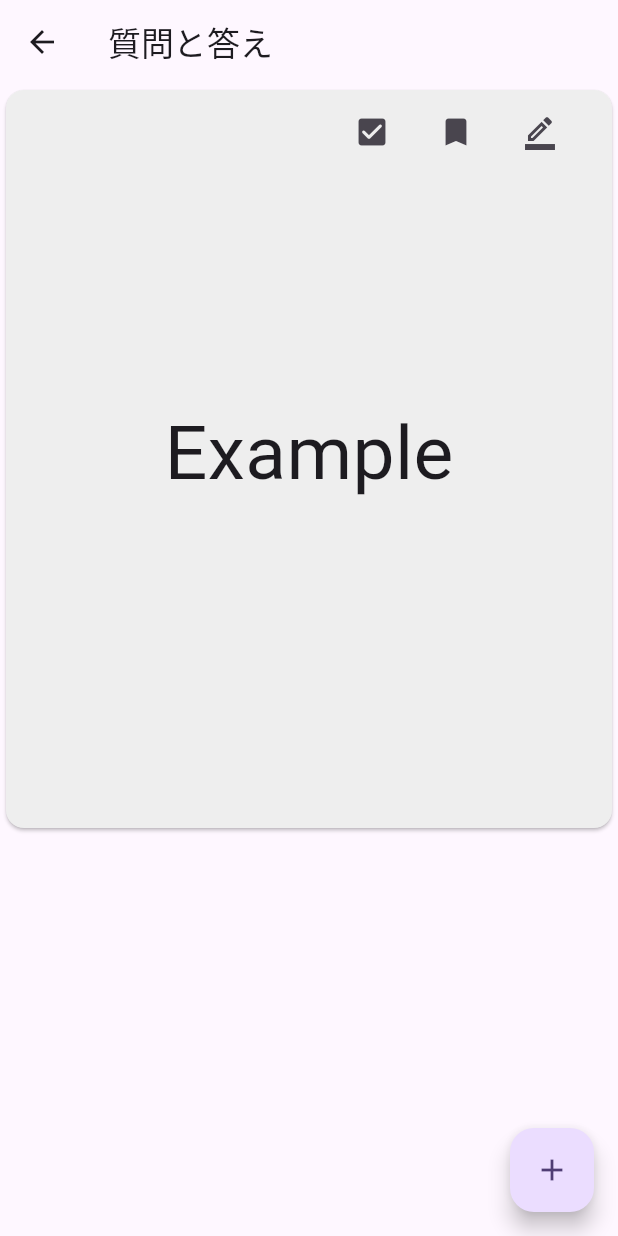
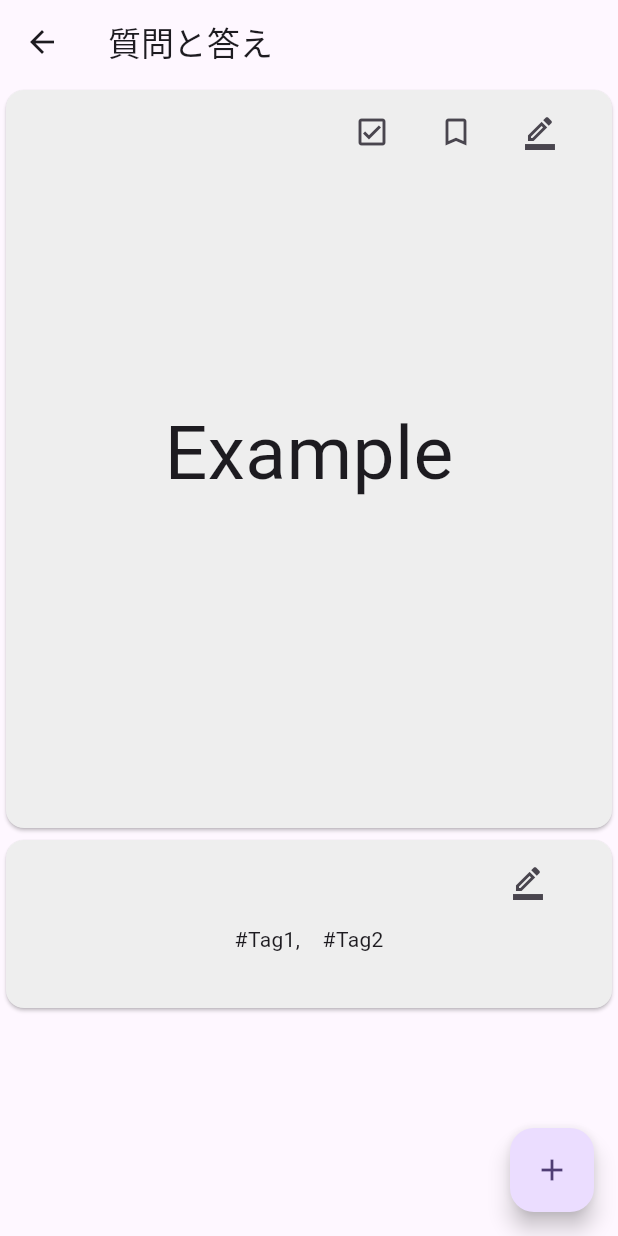
Before and after one commit to yudai-kdix/trackjobHackathon, a Flutter app: the QuestionListView screen opened by its route, after a tap on the "check box" icon, after a tap on the "bookmark outline" icon, after a tap on "Example", on a phone screen of 412 x 824 dp. Run offline on Flutter 3.47's test engine with Material 3 defaults, Android fonts, the phone set to English and light mode, and no system bars; our stand-ins replace sqflite; accounts and stored records are empty.

Commit message:
答え画面編集

```diff
--- a/lib/main.dart
+++ b/lib/main.dart
@@ -1,6 +1,5 @@
 import 'package:flutter/material.dart';
 import 'package:trackjob2024/views/question_list_view.dart';
-import 'package:trackjob2024/views/word_answer_view.dart';
 import 'package:trackjob2024/views/add_word_view.dart';
 
 void main() {
--- a/lib/views/question_list_view.dart
+++ b/lib/views/question_list_view.dart
@@ -28,7 +28,7 @@ class _QuestionListViewState extends State<QuestionListView> {
         itemCount: words.length,
         itemBuilder: (context, index) {
           Word word = words[index];
-          List<String> W = [word.term, word.definition];
+          int id = index;
           return Card(
             color: Colors.grey[200],
             child: ListTile(
@@ -67,7 +67,7 @@ class _QuestionListViewState extends State<QuestionListView> {
               ),
               onTap: () =>
                 //Navigator.pushNamed(context, '/detail', arguments: word),
-                Navigator.push(context, MaterialPageRoute(builder: (context) => WordAnswerView(checkList: List.of(W), flag1: word.judge1, flag2: word.judge2)),
+                Navigator.push(context, MaterialPageRoute(builder: (context) => WordAnswerView(checkList: id)),
               ),
             ),
           );
--- a/lib/views/word_answer_view.dart
+++ b/lib/views/word_answer_view.dart
@@ -3,35 +3,46 @@ import 'package:flutter/widgets.dart';
 import 'package:trackjob2024/models/word.dart';
 
 class WordAnswerView extends StatefulWidget {
-  final List<String> checkList;
-  final bool flag1;
-  final bool flag2;
-  const WordAnswerView({Key? key, required this.checkList, required this.flag1, required this.flag2}) : super(key: key);
+  final int checkList;
+  //final bool flag1;
+  //final bool flag2;
+  const WordAnswerView({Key? key, required this.checkList}) : super(key: key);
 
   @override
   _WordAnswerViewState createState() => _WordAnswerViewState();
 }
 
 class _WordAnswerViewState extends State<WordAnswerView> {
-  late List<String> W;
-  late bool f1;
-  late bool f2;
-  //Word word = Word(term: 'Example', definition: 'これは例です', tags: ['Tag1', 'Tag2'], judge1: true, judge2: true);
+  final List<Word> words = [
+    Word(term: 'Example', definition: 'これは例です', tags: ['Tag1', 'Tag2'], judge1: true, judge2: true),
+    Word(term: 'Example2', definition: 'これは例です', tags: ['Tag1', 'Tag2'], judge1: true, judge2: true),
+    Word(term: 'Example3', definition: 'これは例です', tags: ['Tag1', 'Tag2'], judge1: true, judge2: true),
+    Word(term: 'Example4', definition: 'これは例です', tags: ['Tag1', 'Tag2'], judge1: true, judge2: true),
+    // 他の単語データ
+  ];
+
+  late int id;
   bool ansORques = true;
 
   @override
   void initState() {
     super.initState();
-    W = widget.checkList;
-    f1 = widget.flag1;
-    f2 = widget.flag2;
+    id = widget.checkList;
+    //f1 = widget.flag1;
+    //f2 = widget.flag2;
   }
   Widget build(BuildContext context) {
+    String Term = words[id].term;
+    String Difinition = words[id].definition;
+    List <String>Tags = words[id].tags;
+
     return Scaffold(
       appBar: AppBar(
         title: const Text('質問と答え'),
       ),
-      body: SizedBox(
+      body: Column(
+        children: <Widget>[
+          SizedBox(
             height: 500,
             child: InkWell(
               onTap: () {
@@ -50,21 +61,21 @@ class _WordAnswerViewState extends State<WordAnswerView> {
                           children: [
                           IconButton(
                               icon: Icon(
-                            f1 ? Icons.check_box_outlined : Icons.check_box_rounded,
+                                words[id].judge1 ? Icons.check_box_outlined : Icons.check_box_rounded,
                                 ),
                               onPressed: () {
                                 setState(() {
-                              f1 = !f1;
+                                  words[id].judge1 = !words[id].judge1;
                                 });
                               },
                             ),
                             IconButton(
                               icon: Icon(
-                            f2 ? Icons.bookmark_outline_outlined : Icons.bookmark_outlined,
+                                words[id].judge2 ? Icons.bookmark_outline_outlined : Icons.bookmark_outlined,
                                 ),
                               onPressed: () {
                                 setState(() {
-                              f2 = !f2;
+                                  words[id].judge2 = !words[id].judge2;
                               });
                               },
                             ),
@@ -85,12 +96,56 @@ class _WordAnswerViewState extends State<WordAnswerView> {
                     ),
                     Align(
                       alignment: Alignment.center,
-                  child: ansORques ? Text(style: TextStyle(fontSize: 50),W[0]) : Text(style: TextStyle(fontSize: 50),W[1]),
+                      child: ansORques ? Text(style: TextStyle(fontSize: 50),Term) : Text(style: TextStyle(fontSize: 50),Difinition),
                     ),
                   ],
                 ),
               ),
             ),
+          ),
+          SizedBox(
+            height: 120,
+            child: Card(
+              color: Colors.grey[200],
+              child: Column(
+                children: <Widget>[
+                  Container(
+                    child: ListTile(
+                      trailing: Wrap(
+                        spacing: 8, // アイコンの間の幅を調整
+                        children: [
+                          IconButton(
+                            icon: Icon(Icons.border_color_outlined),
+                            onPressed: () {
+                                //onpress action
+                            //onTap: () =>
+                              //Navigator.pushNamed(context, '/detail', arguments: word),
+                              },
+                          ),
+                          SizedBox(
+                            height: 10,
+                          ),
+
+                        ],
+                      ),
+                    ),
+                  ),
+                  Row(
+                    mainAxisAlignment: MainAxisAlignment.center,
+                    children: <Widget>[
+                      for (int i = 0; i < Tags.length; i++) ... {
+                        Text('#'),
+                        Text(Tags[i]),
+                        (i < Tags.length - 1) ? Text(','):Text(''),
+                        (i < Tags.length - 1) ? Text('    '):Text(''),
+                      },
+                    ],
+                  ),
+                ],
+              ),
+            ),
+          ),
+        ],
       ),
       floatingActionButton: FloatingActionButton(
         child: const Icon(Icons.add),
```
Lines whose indentation alone changed are shown as unchanged.
